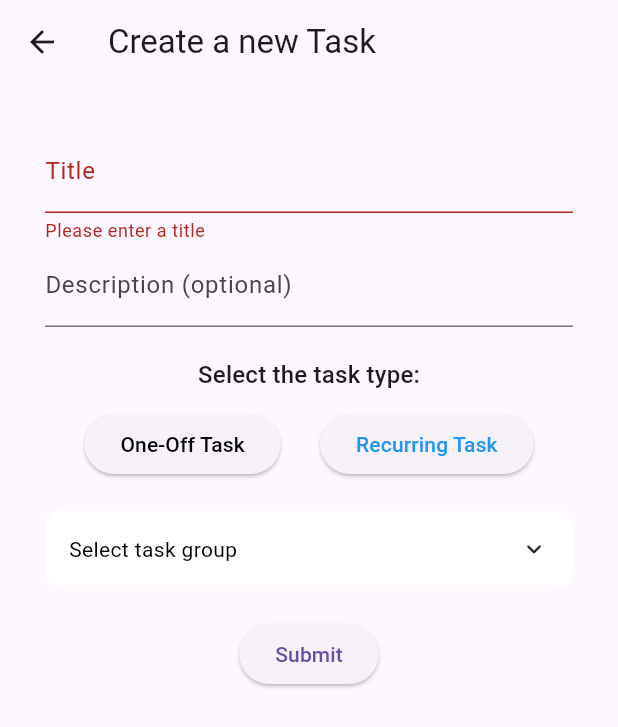
After one commit to invertedEcho/flatshare, a Flutter app: the CreateTask screen opened directly, after a tap on "Recurring Task", after a tap on "Submit", on a phone screen of 412 x 824 dp. The commit adds this screen. Shown: the top 727 px of the screen. Run offline on Flutter 3.47's test engine with Material 3 defaults, Android fonts, the phone set to English and light mode, and no system bars; drawn by our look-alikes of animated_custom_dropdown; our stand-ins replace flutter_dotenv, flutter_secure_storage; accounts and stored records are empty; network calls fail.

Commit message:
feat: create new task screen (#54)
* refactor: organize files

* feat: create one-off task screen

* feat: add recurring task type to create screen

* fix: remove print statements

```diff
--- /dev/null
+++ b/frontend/devtools_options.yaml
@@ -0,0 +1,3 @@
+description: This file stores settings for Dart & Flutter DevTools.
+documentation: https://docs.flutter.dev/tools/devtools/extensions#configure-extension-enablement-states
+extensions:
--- a/frontend/lib/authenticated_client.dart
+++ b/frontend/lib/fetch/authenticated_client.dart
@@ -15,6 +15,7 @@ class AuthenticatedClient extends http.BaseClient {
     if (token != null) {
       request.headers['Authorization'] = 'Bearer $token';
     }
+    request.headers['Content-Type'] = 'application/json';
 
     return _httpClient.send(request);
   }
--- /dev/null
+++ b/frontend/lib/fetch/group.dart
@@ -0,0 +1,17 @@
+import 'dart:convert';
+
+import 'package:wg_app/fetch/url.dart';
+import 'package:wg_app/main.dart';
+import 'package:wg_app/models/user.dart';
+
+Future<List<User>> fetchUsersInGroup({required int groupId}) async {
+  var apiBaseUrl = getApiBaseUrl();
+  var response = await authenticatedClient
+      .get(Uri.parse("$apiBaseUrl/users?groupId=$groupId"));
+
+  if (response.statusCode != 200) {
+    throw Exception("Failed to fetch users in group: ${response.statusCode}");
+  }
+  List<dynamic> usersInGroup = jsonDecode(response.body);
+  return usersInGroup.map<User>((user) => User.fromJson(user)).toList();
+}
--- a/frontend/lib/fetch/tasks.dart
+++ b/frontend/lib/fetch/tasks.dart
@@ -4,7 +4,7 @@ import 'package:wg_app/fetch/url.dart';
 import 'package:wg_app/main.dart';
 import 'package:wg_app/models/task.dart';
 
-Future<List<Task>> fetchTasks(int groupId) async {
+Future<List<Task>> fetchTasks({required int groupId}) async {
   var apiBaseUrl = getApiBaseUrl();
   final response = await authenticatedClient
       .get(Uri.parse('$apiBaseUrl/tasks?groupId=$groupId'));
@@ -16,3 +16,45 @@ Future<List<Task>> fetchTasks(int groupId) async {
     throw Exception("Failed to fetch tasks: ${response.statusCode}");
   }
 }
+
+Future<void> createOneOffTask(
+    {required String title,
+    required String description,
+    required int groupId,
+    required List<int> userIds}) async {
+  var apiBaseUrl = getApiBaseUrl();
+  final response =
+      await authenticatedClient.post(Uri.parse('$apiBaseUrl/tasks/one-off'),
+          body: jsonEncode(
+            {
+              'title': title,
+              'description': description,
+              'groupId': groupId,
+              'userIds': userIds
+            },
+          ));
+  if (response.statusCode != 201) {
+    throw Exception("Failed to create task: ${response.statusCode}");
+  }
+}
+
+Future<void> createRecurringTask(
+    {required String title,
+    required String description,
+    required int groupId,
+    required int taskGroupId}) async {
+  var apiBaseUrl = getApiBaseUrl();
+  final response =
+      await authenticatedClient.post(Uri.parse('$apiBaseUrl/tasks/recurring'),
+          body: jsonEncode(
+            {
+              'title': title,
+              'description': description,
+              'groupId': groupId,
+              'recurringTaskGroupId': taskGroupId
+            },
+          ));
+  if (response.statusCode != 201) {
+    throw Exception("Failed to create task: ${response.statusCode}");
+  }
+}
--- a/frontend/lib/models/task.dart
+++ b/frontend/lib/models/task.dart
@@ -22,3 +22,5 @@ class Task {
     }
   }
 }
+
+enum TaskType { oneOff, recurring }
--- a/frontend/lib/models/task_group.dart
+++ b/frontend/lib/models/task_group.dart
@@ -30,4 +30,8 @@ class TaskGroup {
       _ => throw const FormatException("Failed to parse task groups.")
     };
   }
+  @override
+  String toString() {
+    return title;
+  }
 }
--- a/frontend/lib/models/user.dart
+++ b/frontend/lib/models/user.dart
@@ -1,24 +1,25 @@
 class User {
-  final String? accessToken;
   final int userId;
   final int? groupId;
   final String email;
   final String username;
 
   const User(
-      {required this.accessToken,
-      required this.userId,
+      {required this.userId,
       this.groupId,
       required this.email,
       required this.username});
 
   factory User.fromJson(Map<String, dynamic> json) {
     return User(
-      accessToken: json['accessToken'] as String?,
       userId: json['userId'] as int,
       groupId: json['groupId'] as int?,
       email: json['email'] as String,
       username: json['username'] as String,
     );
   }
+  @override
+  String toString() {
+    return username;
+  }
 }
--- a/frontend/lib/widgets/expandable_fab.dart
+++ b/frontend/lib/widgets/expandable_fab.dart
@@ -121,7 +121,7 @@ class _ExpandableFabState extends State<ExpandableFab>
             onPressed: _toggle,
             backgroundColor: Theme.of(context).colorScheme.inversePrimary,
             shape: const CircleBorder(),
-            child: const Icon(Icons.create),
+            child: const Icon(Icons.add),
           ),
         ),
       ),
--- /dev/null
+++ b/frontend/lib/widgets/tasks/create_task.dart
@@ -0,0 +1,175 @@
+import 'package:animated_custom_dropdown/custom_dropdown.dart';
+import 'package:flutter/material.dart';
+import 'package:wg_app/fetch/group.dart';
+import 'package:wg_app/fetch/task_groups.dart';
+import 'package:wg_app/fetch/tasks.dart';
+import 'package:wg_app/models/task.dart';
+import 'package:wg_app/models/task_group.dart';
+import 'package:wg_app/models/user.dart';
+
+class CreateTask extends StatefulWidget {
+  const CreateTask({super.key});
+
+  @override
+  CreateTaskState createState() {
+    return CreateTaskState();
+  }
+}
+
+class CreateTaskState extends State<CreateTask> {
+  final _formKey = GlobalKey<FormState>();
+  final titleController = TextEditingController();
+  final descriptionController = TextEditingController();
+  final multiSelectUserController = MultiSelectController<User>([]);
+  final selectTaskGroupControler = SingleSelectController<TaskGroup>(null);
+
+  TaskType selectedTaskType = TaskType.oneOff;
+
+  List<User> userInGroups = [];
+  List<TaskGroup> taskGroups = [];
+
+  @override
+  void initState() {
+    super.initState();
+    // TODO: I think this is pretty bad, we should probably move to a FutureBuilder instead.
+    fetchUsersInGroup(groupId: 4).then((result) {
+      setState(() {
+        userInGroups = result;
+      });
+    });
+    fetchTaskGroups().then((result) {
+      setState(() {
+        taskGroups = result;
+      });
+    });
+  }
+
+  ButtonStyle getSelectTaskTypeButtonStyle(
+      TaskType taskTypeOfButton, TaskType selectedTaskType) {
+    return ButtonStyle(
+      foregroundColor:
+          WidgetStatePropertyAll(taskTypeOfButton == selectedTaskType
+              ? Colors.blue
+              : MediaQuery.of(context).platformBrightness == Brightness.dark
+                  ? Colors.white
+                  : Colors.black),
+    );
+  }
+
+  void handleSubmit() async {
+    if (_formKey.currentState!.validate()) {
+      String title = titleController.text;
+      String description = descriptionController.text;
+      List<int> selectedUserIds = multiSelectUserController.value
+          .map((selectUser) => selectUser.userId)
+          .toList();
+      if (selectedTaskType == TaskType.recurring &&
+          selectTaskGroupControler.value == null) {
+        ScaffoldMessenger.of(context).showSnackBar(
+          const SnackBar(content: Text('Please select a task group first.')),
+        );
+        return;
+      }
+      try {
+        selectedTaskType == TaskType.oneOff
+            ? await createOneOffTask(
+                title: title,
+                description: description,
+                groupId: 4,
+                userIds: selectedUserIds)
+            : await createRecurringTask(
+                title: title,
+                description: description,
+                groupId: 4,
+                taskGroupId: selectTaskGroupControler.value!.id);
+        ScaffoldMessenger.of(context).showSnackBar(
+          const SnackBar(content: Text('Created new task!')),
+        );
+        Navigator.of(context).pop();
+      } catch (e) {
+        ScaffoldMessenger.of(context).showSnackBar(
+          SnackBar(content: Text(e.toString())),
+        );
+      }
+    }
+  }
+
+  @override
+  Widget build(BuildContext context) {
+    return Scaffold(
+        appBar: AppBar(title: const Text("Create a new Task")),
+        body: Form(
+            key: _formKey,
+            child: Padding(
+                padding: const EdgeInsets.all(30),
+                child: Column(
+                  children: [
+                    TextFormField(
+                      controller: titleController,
+                      validator: (value) {
+                        if (value == null || value.isEmpty) {
+                          return 'Please enter a title';
+                        }
+                        return null;
+                      },
+                      decoration: const InputDecoration(labelText: "Title"),
+                    ),
+                    TextFormField(
+                      controller: descriptionController,
+                      decoration: const InputDecoration(
+                          labelText: "Description (optional)"),
+                    ),
+                    const SizedBox(height: 20),
+                    Text("Select the task type:",
+                        style: Theme.of(context).textTheme.titleMedium),
+                    const SizedBox(height: 10),
+                    Row(
+                      children: [
+                        const Spacer(),
+                        ElevatedButton(
+                            style: getSelectTaskTypeButtonStyle(
+                                TaskType.oneOff, selectedTaskType),
+                            onPressed: () {
+                              setState(() {
+                                selectedTaskType = TaskType.oneOff;
+                              });
+                            },
+                            child: const Text("One-Off Task")),
+                        const Spacer(),
+                        ElevatedButton(
+                            style: getSelectTaskTypeButtonStyle(
+                                TaskType.recurring, selectedTaskType),
+                            onPressed: () {
+                              setState(() {
+                                selectedTaskType = TaskType.recurring;
+                              });
+                            },
+                            child: const Text("Recurring Task")),
+                        const Spacer(),
+                      ],
+                    ),
+                    const SizedBox(height: 20),
+                    selectedTaskType == TaskType.oneOff
+                        ? CustomDropdown.multiSelect(
+                            multiSelectController: multiSelectUserController,
+                            decoration: const CustomDropdownDecoration(
+                                listItemStyle: TextStyle(color: Colors.black),
+                                hintStyle: TextStyle(color: Colors.black)),
+                            hintText: "Select users",
+                            items: userInGroups,
+                            onListChanged: (value) {})
+                        : CustomDropdown.search(
+                            controller: selectTaskGroupControler,
+                            decoration: const CustomDropdownDecoration(
+                                listItemStyle: TextStyle(color: Colors.black),
+                                hintStyle: TextStyle(color: Colors.black)),
+                            hintText: "Select task group",
+                            items: taskGroups,
+                            onChanged: (value) {}),
+                    const SizedBox(height: 20),
+                    ElevatedButton(
+                        onPressed: handleSubmit, child: const Text("Submit")),
+                  ],
+                ))));
+  }
+}
--- a/frontend/pubspec.yaml
+++ b/frontend/pubspec.yaml
@@ -40,6 +40,7 @@ dependencies:
   provider: ^6.1.2
   flutter_dotenv: ^5.1.0
   collection: ^1.18.0
+  animated_custom_dropdown: 3.1.1
 
 dev_dependencies:
   flutter_test:
```
Also changed, not shown: frontend/lib/fetch/auth.dart (+5 -2 lines), frontend/lib/main.dart (+13 -11 lines), frontend/lib/widgets/tasks/tasks_overview_widget.dart (renamed from frontend/lib/tasks_widget.dart, +10 -11 lines), frontend/lib/widgets/user/login_form.dart (renamed from frontend/lib/login_form.dart, +9 -6 lines), frontend/lib/widgets/assignments/assignments_widget.dart (renamed from frontend/lib/assignments_widget.dart), frontend/lib/widgets/tasks/task_group_list.dart (renamed from frontend/lib/widgets/task_group_list.dart), frontend/lib/widgets/tasks/task_list.dart (renamed from frontend/lib/widgets/task_list.dart), frontend/lib/widgets/user/register_form.dart (renamed from frontend/lib/register_form.dart), frontend/pubspec.lock, 2 other files.
